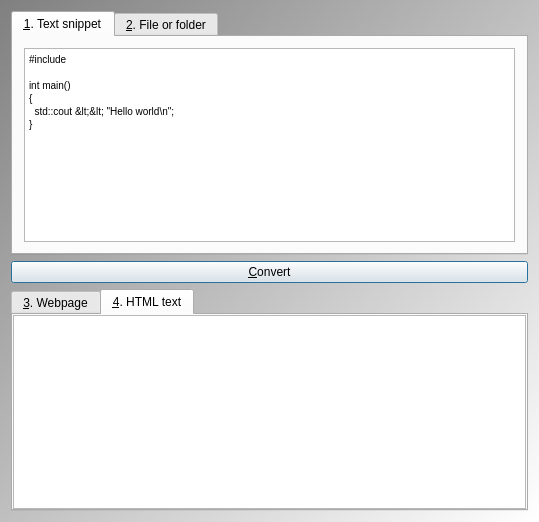
richelbilderbeek/ProjectRichelBilderbeek, file Tools/ToolStaircaseCardCreator/qtstaircasecardcreatormaindialog.ui: the form before one commit.
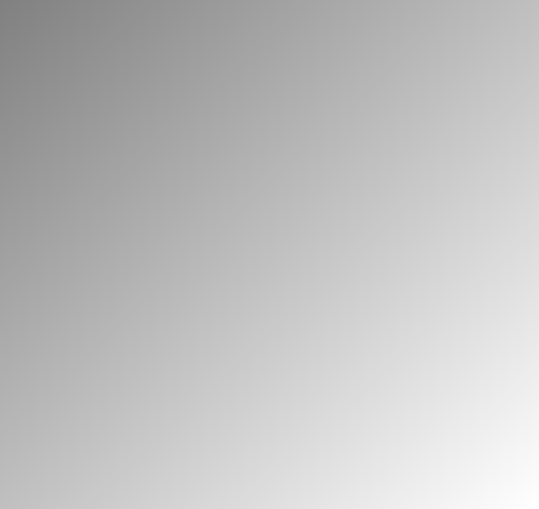
The form after the commit. The open tabs and pages were chosen to show the change. Icons and pictures are not drawn.

Patch:
```diff
--- a/Tools/ToolStaircaseCardCreator/qtstaircasecardcreatormaindialog.ui
+++ b/Tools/ToolStaircaseCardCreator/qtstaircasecardcreatormaindialog.ui
@@ -38,170 +38,7 @@
 QPlainTextEdit { font: 10px }
 </string>
   </property>
-  <layout class="QGridLayout" name="gridLayout_2">
-   <item row="3" column="0" colspan="2">
-    <widget class="QTabWidget" name="tab_widget">
-     <property name="sizePolicy">
-      <sizepolicy hsizetype="Expanding" vsizetype="Minimum">
-       <horstretch>0</horstretch>
-       <verstretch>0</verstretch>
-      </sizepolicy>
-     </property>
-     <property name="maximumSize">
-      <size>
-       <width>16777215</width>
-       <height>16777215</height>
-      </size>
-     </property>
-     <property name="focusPolicy">
-      <enum>Qt::NoFocus</enum>
-     </property>
-     <property name="currentIndex">
-      <number>1</number>
-     </property>
-     <widget class="QWidget" name="tab_result_webpage">
-      <attribute name="title">
-       <string>&amp;3. Webpage</string>
-      </attribute>
-      <layout class="QGridLayout" name="gridLayout_3">
-       <property name="leftMargin">
-        <number>0</number>
-       </property>
-       <property name="topMargin">
-        <number>0</number>
-       </property>
-       <property name="rightMargin">
-        <number>0</number>
-       </property>
-       <property name="bottomMargin">
-        <number>0</number>
-       </property>
-       <property name="spacing">
-        <number>0</number>
-       </property>
-       <item row="0" column="0">
-        <widget class="QLabel" name="label">
-         <property name="text">
-          <string>Temporarily removed QWebView due to errors</string>
-         </property>
-         <property name="alignment">
-          <set>Qt::AlignCenter</set>
-         </property>
-        </widget>
-       </item>
-      </layout>
-     </widget>
-     <widget class="QWidget" name="tab_result_text">
-      <attribute name="title">
-       <string>&amp;4. HTML text</string>
-      </attribute>
-      <layout class="QGridLayout" name="gridLayout_4">
-       <property name="leftMargin">
-        <number>0</number>
-       </property>
-       <property name="topMargin">
-        <number>0</number>
-       </property>
-       <property name="rightMargin">
-        <number>0</number>
-       </property>
-       <property name="bottomMargin">
-        <number>0</number>
-       </property>
-       <property name="spacing">
-        <number>0</number>
-       </property>
-       <item row="0" column="0">
-        <widget class="QPlainTextEdit" name="edit_html">
-         <property name="font">
-          <font>
-           <pointsize>-1</pointsize>
-           <weight>50</weight>
-           <italic>false</italic>
-           <bold>false</bold>
-          </font>
-         </property>
-         <property name="readOnly">
-          <bool>true</bool>
-         </property>
-         <property name="plainText">
-          <string/>
-         </property>
-        </widget>
-       </item>
-      </layout>
-     </widget>
-    </widget>
-   </item>
-   <item row="2" column="0" colspan="2">
-    <widget class="QPushButton" name="button_convert">
-     <property name="text">
-      <string>&amp;Convert</string>
-     </property>
-    </widget>
-   </item>
-   <item row="1" column="0" colspan="2">
-    <widget class="QTabWidget" name="tab_source">
-     <property name="sizePolicy">
-      <sizepolicy hsizetype="Expanding" vsizetype="Preferred">
-       <horstretch>0</horstretch>
-       <verstretch>0</verstretch>
-      </sizepolicy>
-     </property>
-     <property name="currentIndex">
-      <number>1</number>
-     </property>
-     <widget class="QWidget" name="tab_source_snippet">
-      <attribute name="title">
-       <string>&amp;1. Text snippet</string>
-      </attribute>
-      <layout class="QVBoxLayout" name="verticalLayout">
-       <item>
-        <widget class="QPlainTextEdit" name="edit_source_snippet">
-         <property name="sizePolicy">
-          <sizepolicy hsizetype="Preferred" vsizetype="MinimumExpanding">
-           <horstretch>0</horstretch>
-           <verstretch>0</verstretch>
-          </sizepolicy>
-         </property>
-         <property name="styleSheet">
-          <string notr="true"/>
-         </property>
-         <property name="plainText">
-          <string>#include &lt;iostream&gt;
-
-int main()
-{
-  std::cout &lt;&lt; &quot;Hello world\n&quot;;
-}</string>
-         </property>
-        </widget>
-       </item>
-      </layout>
-     </widget>
-     <widget class="QWidget" name="tab_source_file">
-      <attribute name="title">
-       <string>&amp;2. File or folder</string>
-      </attribute>
-      <layout class="QGridLayout" name="gridLayout_5">
-       <item row="0" column="0" colspan="2">
-        <widget class="QLineEdit" name="edit_source">
-         <property name="sizePolicy">
-          <sizepolicy hsizetype="Expanding" vsizetype="Maximum">
-           <horstretch>0</horstretch>
-           <verstretch>0</verstretch>
-          </sizepolicy>
-         </property>
-         <property name="text">
-          <string>/home/richel/ProjectRichelBilderbeek/Tools/ToolCodeToHtml</string>
-         </property>
-        </widget>
-       </item>
-      </layout>
-     </widget>
-    </widget>
-   </item>
-  </layout>
+  <layout class="QGridLayout" name="gridLayout_2"/>
  </widget>
  <layoutdefault spacing="6" margin="11"/>
  <resources>
```
Left out of the diff: 8 changed lines with no effect on the pictures.
